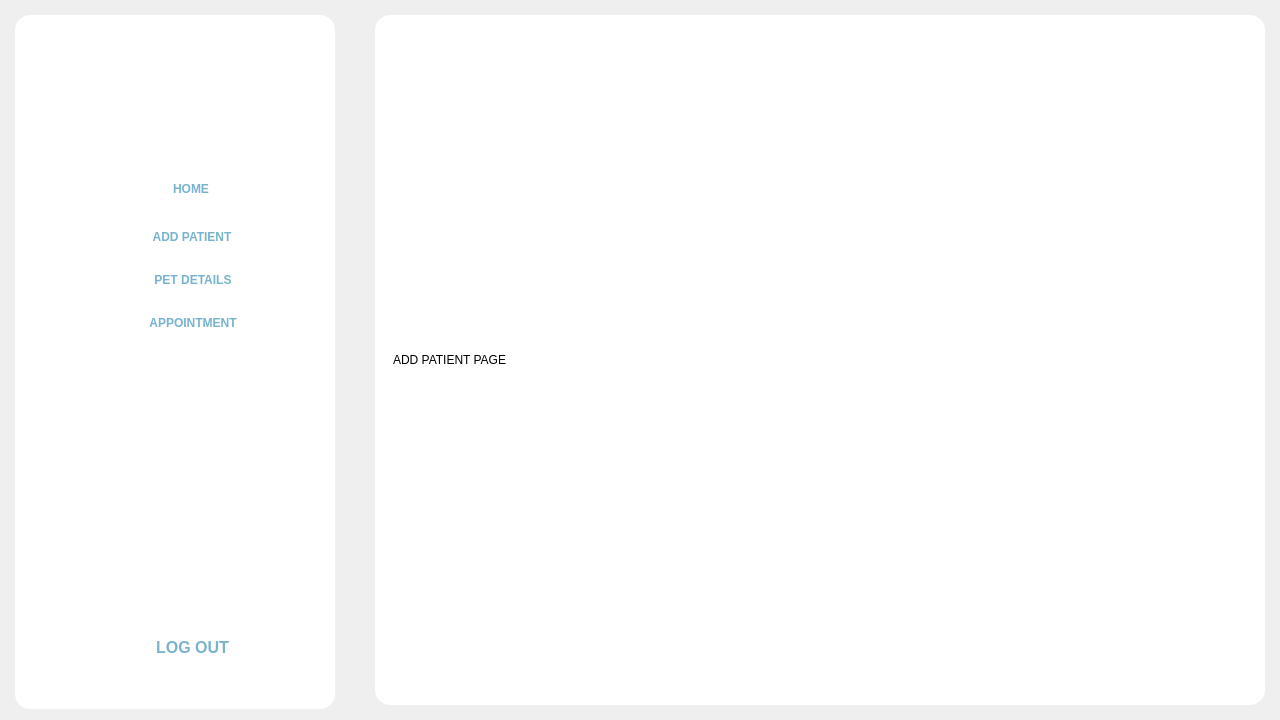
Old version of the form Frontend/Home.ui in the repository rmmln/Petmate-Desktop-Application.
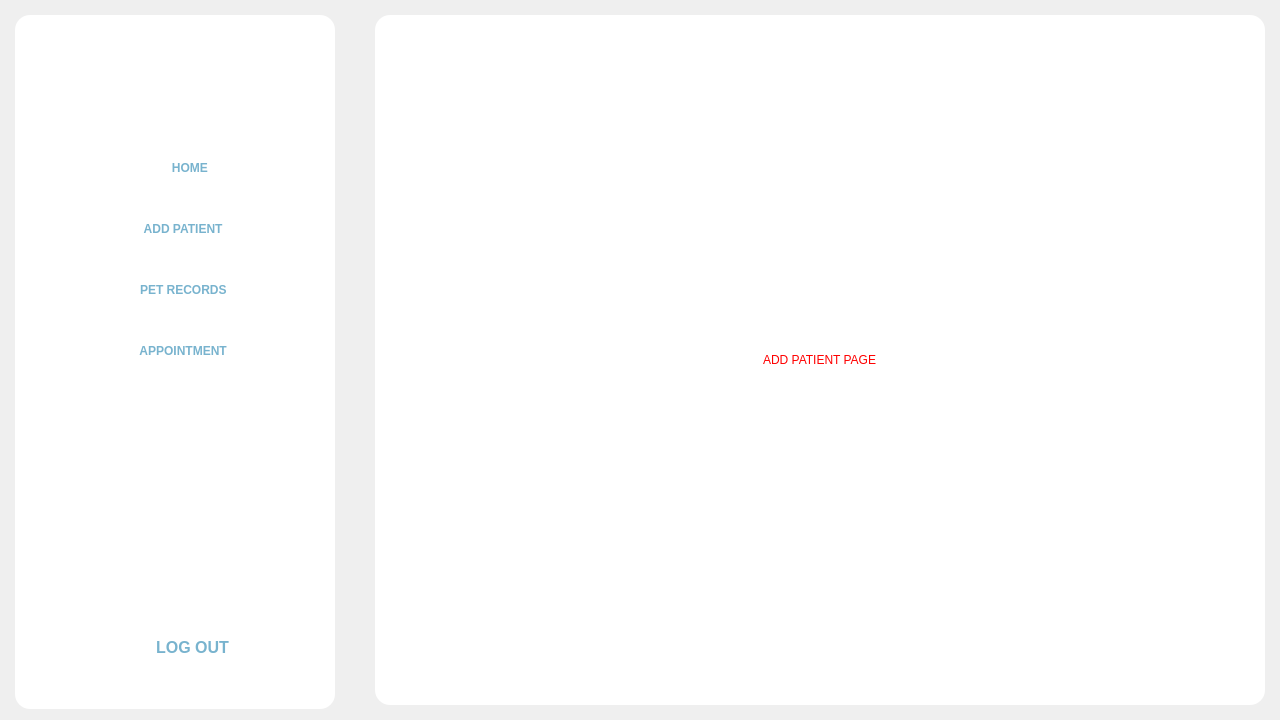
New version of the form. The open tabs and pages were chosen to show the change. Icons and pictures are not drawn.

The edit to the form file:
```diff
--- a/Frontend/Home.ui
+++ b/Frontend/Home.ui
@@ -136,23 +136,7 @@
          </property>
         </widget>
        </item>
-       <item>
-        <spacer name="verticalSpacer_3">
-         <property name="orientation">
-          <enum>Qt::Vertical</enum>
-         </property>
-         <property name="sizeType">
-          <enum>QSizePolicy::Minimum</enum>
-         </property>
-         <property name="sizeHint" stdset="0">
-          <size>
-           <width>20</width>
-           <height>28</height>
-          </size>
-         </property>
-        </spacer>
-       </item>
-       <item alignment="Qt::AlignHCenter">
+       <item alignment="Qt::AlignHCenter|Qt::AlignVCenter">
         <widget class="QFrame" name="Buttons">
          <property name="sizePolicy">
           <sizepolicy hsizetype="Expanding" vsizetype="Expanding">
@@ -163,13 +147,13 @@
          <property name="minimumSize">
           <size>
            <width>240</width>
-           <height>0</height>
+           <height>260</height>
           </size>
          </property>
          <property name="maximumSize">
           <size>
            <width>240</width>
-           <height>250</height>
+           <height>260</height>
           </size>
          </property>
          <property name="styleSheet">
@@ -181,268 +165,252 @@
           <enum>QFrame::NoFrame</enum>
          </property>
          <layout class="QVBoxLayout" name="verticalLayout">
+          <property name="leftMargin">
+           <number>0</number>
+          </property>
+          <property name="topMargin">
+           <number>0</number>
+          </property>
+          <property name="rightMargin">
+           <number>0</number>
+          </property>
+          <property name="bottomMargin">
+           <number>0</number>
+          </property>
           <item>
-           <widget class="QFrame" name="homeBtn">
-            <property name="maximumSize">
+           <widget class="QToolButton" name="homeBtn">
+            <property name="minimumSize">
              <size>
               <width>240</width>
-              <height>42</height>
+              <height>0</height>
              </size>
             </property>
-            <property name="styleSheet">
-             <string notr="true">QFrame{
-	width:240px;
-	height:42px;
-	border-radius: 15px;
-}
-
-QFrame:hover{
-	background-color: rgb(255, 241, 206);
-}</string>
+            <property name="maximumSize">
+             <size>
+              <width>200</width>
+              <height>16777215</height>
+             </size>
             </property>
-            <property name="frameShape">
-             <enum>QFrame::NoFrame</enum>
+            <property name="autoFillBackground">
+             <bool>false</bool>
             </property>
-            <layout class="QHBoxLayout" name="horizontalLayout_2">
-             <item>
-              <widget class="QLabel" name="label_3">
-               <property name="minimumSize">
-                <size>
-                 <width>26</width>
-                 <height>26</height>
-                </size>
-               </property>
-               <property name="maximumSize">
-                <size>
-                 <width>26</width>
-                 <height>26</height>
-                </size>
-               </property>
-               <property name="text">
-                <string/>
-               </property>
-               <property name="pixmap">
-                <pixmap resource="resource.qrc">:/Icons/Icons/home.png</pixmap>
-               </property>
-               <property name="scaledContents">
-                <bool>true</bool>
-               </property>
-              </widget>
-             </item>
-             <item>
-              <widget class="QPushButton" name="pushButton">
-               <property name="styleSheet">
-                <string notr="true">QPushButton{
-
+            <property name="styleSheet">
+             <string notr="true">QToolButton{
 	border:none;
 	background-color:transparent;
-	font: 87 14pt &quot;Montserrat Black&quot;;
+	font: 87 12pt &quot;Montserrat Black&quot;;
 	font-weight:bold;
 	color:#78B3CE;
-	
+	border-radius:15px;
+	padding:10;
+}
+QToolButton:hover{
+	background-color: rgb(255, 241, 206);
+
 }</string>
-               </property>
-               <property name="text">
-                <string>HOME</string>
-               </property>
-              </widget>
-             </item>
-            </layout>
+            </property>
+            <property name="text">
+             <string>         HOME</string>
+            </property>
+            <property name="icon">
+             <iconset resource="resource.qrc">
+              <normaloff>:/Icons/Icons/home.png</normaloff>:/Icons/Icons/home.png</iconset>
+            </property>
+            <property name="iconSize">
+             <size>
+              <width>25</width>
+              <height>25</height>
+             </size>
+            </property>
+            <property name="popupMode">
+             <enum>QToolButton::DelayedPopup</enum>
+            </property>
+            <property name="toolButtonStyle">
+             <enum>Qt::ToolButtonTextBesideIcon</enum>
+            </property>
+            <property name="autoRaise">
+             <bool>false</bool>
+            </property>
+            <property name="arrowType">
+             <enum>Qt::NoArrow</enum>
+            </property>
            </widget>
           </item>
           <item>
-           <widget class="QFrame" name="AddPatientBtn">
-            <property name="maximumSize">
+           <widget class="QToolButton" name="addPatientBtn">
+            <property name="minimumSize">
              <size>
               <width>240</width>
-              <height>42</height>
+              <height>0</height>
              </size>
             </property>
-            <property name="styleSheet">
-             <string notr="true">QFrame{
-	border-radius: 15px;
-}
-
-QFrame:hover{
-	background-color: rgb(255, 241, 206);
-}</string>
+            <property name="maximumSize">
+             <size>
+              <width>200</width>
+              <height>16777215</height>
+             </size>
             </property>
-            <property name="frameShape">
-             <enum>QFrame::NoFrame</enum>
+            <property name="autoFillBackground">
+             <bool>false</bool>
             </property>
-            <layout class="QHBoxLayout" name="horizontalLayout_3">
-             <item>
-              <widget class="QLabel" name="label_2">
-               <property name="minimumSize">
-                <size>
-                 <width>28</width>
-                 <height>28</height>
-                </size>
-               </property>
-               <property name="maximumSize">
-                <size>
-                 <width>28</width>
-                 <height>28</height>
-                </size>
-               </property>
-               <property name="text">
-                <string/>
-               </property>
-               <property name="pixmap">
-                <pixmap resource="resource.qrc">:/Icons/Icons/AddIcon.png</pixmap>
-               </property>
-               <property name="scaledContents">
-                <bool>true</bool>
-               </property>
-              </widget>
-             </item>
-             <item>
-              <widget class="QPushButton" name="pushButton_2">
-               <property name="styleSheet">
-                <string notr="true">QPushButton{
-
+            <property name="styleSheet">
+             <string notr="true">QToolButton{
 	border:none;
 	background-color:transparent;
-	font: 87 14pt &quot;Montserrat Black&quot;;
+	font: 87 12pt &quot;Montserrat Black&quot;;
 	font-weight:bold;
 	color:#78B3CE;
-	
+	border-radius:15px;
+	padding:10;
+}
+QToolButton:hover{
+	background-color: rgb(255, 241, 206);
+
 }</string>
-               </property>
-               <property name="text">
-                <string>ADD PATIENT</string>
-               </property>
-              </widget>
-             </item>
-            </layout>
+            </property>
+            <property name="text">
+             <string>     ADD PATIENT</string>
+            </property>
+            <property name="icon">
+             <iconset resource="resource.qrc">
+              <normaloff>:/Icons/Icons/AddIcon.png</normaloff>:/Icons/Icons/AddIcon.png</iconset>
+            </property>
+            <property name="iconSize">
+             <size>
+              <width>25</width>
+              <height>25</height>
+             </size>
+            </property>
+            <property name="popupMode">
+             <enum>QToolButton::DelayedPopup</enum>
+            </property>
+            <property name="toolButtonStyle">
+             <enum>Qt::ToolButtonTextBesideIcon</enum>
+            </property>
+            <property name="autoRaise">
+             <bool>false</bool>
+            </property>
+            <property name="arrowType">
+             <enum>Qt::NoArrow</enum>
+            </property>
            </widget>
           </item>
           <item>
-           <widget class="QFrame" name="petDetailsbtn">
-            <property name="maximumSize">
+           <widget class="QToolButton" name="petRecordsBtn">
+            <property name="minimumSize">
              <size>
               <width>240</width>
-              <height>42</height>
+              <height>0</height>
              </size>
             </property>
-            <property name="styleSheet">
-             <string notr="true">QFrame{
-	border-radius: 15px;
-}
-
-QFrame:hover{
-	background-color: rgb(255, 241, 206);
-}</string>
+            <property name="maximumSize">
+             <size>
+              <width>200</width>
+              <height>16777215</height>
+             </size>
             </property>
-            <property name="frameShape">
-             <enum>QFrame::NoFrame</enum>
+            <property name="autoFillBackground">
+             <bool>false</bool>
             </property>
-            <layout class="QHBoxLayout" name="horizontalLayout_4">
-             <item>
-              <widget class="QLabel" name="label_4">
-               <property name="maximumSize">
-                <size>
-                 <width>30</width>
-                 <height>30</height>
-                </size>
-               </property>
-               <property name="text">
-                <string/>
-               </property>
-               <property name="pixmap">
-                <pixmap resource="resource.qrc">:/Icons/Icons/petDetailsIcon.png</pixmap>
-               </property>
-               <property name="scaledContents">
-                <bool>true</bool>
-               </property>
-              </widget>
-             </item>
-             <item>
-              <widget class="QPushButton" name="pushButton_3">
-               <property name="styleSheet">
-                <string notr="true">QPushButton{
-
+            <property name="styleSheet">
+             <string notr="true">QToolButton{
 	border:none;
 	background-color:transparent;
-	font: 87 14pt &quot;Montserrat Black&quot;;
+	font: 87 12pt &quot;Montserrat Black&quot;;
 	font-weight:bold;
 	color:#78B3CE;
-	
+	border-radius:15px;
+	padding:10;
+}
+QToolButton:hover{
+	background-color: rgb(255, 241, 206);
+
 }</string>
-               </property>
-               <property name="text">
-                <string>PET DETAILS</string>
-               </property>
-              </widget>
-             </item>
-            </layout>
+            </property>
+            <property name="text">
+             <string>     PET RECORDS</string>
+            </property>
+            <property name="icon">
+             <iconset resource="resource.qrc">
+              <normaloff>:/Icons/Icons/petDetailsIcon.png</normaloff>:/Icons/Icons/petDetailsIcon.png</iconset>
+            </property>
+            <property name="iconSize">
+             <size>
+              <width>25</width>
+              <height>25</height>
+             </size>
+            </property>
+            <property name="popupMode">
+             <enum>QToolButton::DelayedPopup</enum>
+            </property>
+            <property name="toolButtonStyle">
+             <enum>Qt::ToolButtonTextBesideIcon</enum>
+            </property>
+            <property name="autoRaise">
+             <bool>false</bool>
+            </property>
+            <property name="arrowType">
+             <enum>Qt::NoArrow</enum>
+            </property>
            </widget>
           </item>
           <item>
-           <widget class="QFrame" name="frame_6">
-            <property name="maximumSize">
+           <widget class="QToolButton" name="appointmentBtn">
+            <property name="minimumSize">
              <size>
               <width>240</width>
-              <height>42</height>
+              <height>0</height>
              </size>
             </property>
-            <property name="styleSheet">
-             <string notr="true">QFrame{
-	border-radius: 15px;
-}
-
-QFrame:hover{
-	background-color: rgb(255, 241, 206);
-}</string>
+            <property name="maximumSize">
+             <size>
+              <width>200</width>
+              <height>16777215</height>
+             </size>
             </property>
-            <property name="frameShape">
-             <enum>QFrame::NoFrame</enum>
+            <property name="autoFillBackground">
+             <bool>false</bool>
             </property>
-            <layout class="QHBoxLayout" name="horizontalLayout_5">
-             <item>
-              <widget class="QLabel" name="label_5">
-               <property name="minimumSize">
-                <size>
-                 <width>30</width>
-                 <height>30</height>
-                </size>
-               </property>
-               <property name="maximumSize">
-                <size>
-                 <width>30</width>
-                 <height>30</height>
-                </size>
-               </property>
-               <property name="text">
-                <string/>
-               </property>
-               <property name="pixmap">
-                <pixmap resource="resource.qrc">:/Icons/Icons/AppointmentIcon.png</pixmap>
-               </property>
-               <property name="scaledContents">
-                <bool>true</bool>
-               </property>
-              </widget>
-             </item>
-             <item>
-              <widget class="QPushButton" name="pushButton_4">
-               <property name="styleSheet">
-                <string notr="true">QPushButton{
-
+            <property name="styleSheet">
+             <string notr="true">QToolButton{
 	border:none;
 	background-color:transparent;
-	font: 87 13pt &quot;Montserrat Black&quot;;
+	font: 87 12pt &quot;Montserrat Black&quot;;
 	font-weight:bold;
 	color:#78B3CE;
-	
+	border-radius:15px;
+	padding:10;
+}
+QToolButton:hover{
+	background-color: rgb(255, 241, 206);
+
 }</string>
-               </property>
-               <property name="text">
-                <string>APPOINTMENT</string>
-               </property>
-              </widget>
-             </item>
-            </layout>
+            </property>
+            <property name="text">
+             <string>     APPOINTMENT</string>
+            </property>
+            <property name="icon">
+             <iconset resource="resource.qrc">
+              <normaloff>:/Icons/Icons/AppointmentIcon.png</normaloff>:/Icons/Icons/AppointmentIcon.png</iconset>
+            </property>
+            <property name="iconSize">
+             <size>
+              <width>25</width>
+              <height>25</height>
+             </size>
+            </property>
+            <property name="popupMode">
+             <enum>QToolButton::DelayedPopup</enum>
+            </property>
+            <property name="toolButtonStyle">
+             <enum>Qt::ToolButtonTextBesideIcon</enum>
+            </property>
+            <property name="autoRaise">
+             <bool>false</bool>
+            </property>
+            <property name="arrowType">
+             <enum>Qt::NoArrow</enum>
+            </property>
            </widget>
           </item>
          </layout>
@@ -1084,17 +1052,42 @@
           </layout>
          </widget>
          <widget class="QWidget" name="AddpatientPage">
+          <property name="styleSheet">
+           <string notr="true">QWidget{
+	background:transparent;
+
+}</string>
+          </property>
           <layout class="QVBoxLayout" name="verticalLayout_9">
-           <item>
-            <widget class="QLabel" name="label_11">
+           <item alignment="Qt::AlignHCenter|Qt::AlignVCenter">
+            <widget class="QFrame" name="frame_2">
              <property name="styleSheet">
-              <string notr="true">QLabel{
-font: 81 36pt &quot;Montserrat ExtraBold&quot;;
+              <string notr="true">QFrame{
+	background:transparent;
+
 }</string>
              </property>
-             <property name="text">
-              <string>ADD PATIENT PAGE</string>
+             <property name="frameShape">
+              <enum>QFrame::StyledPanel</enum>
              </property>
+             <property name="frameShadow">
+              <enum>QFrame::Raised</enum>
+             </property>
+             <layout class="QVBoxLayout" name="verticalLayout_11">
+              <item>
+               <widget class="QLabel" name="label_11">
+                <property name="styleSheet">
+                 <string notr="true">QLabel{
+	font: 81 36pt &quot;Montserrat ExtraBold&quot;;
+	color:red;
+}</string>
+                </property>
+                <property name="text">
+                 <string>ADD PATIENT PAGE</string>
+                </property>
+               </widget>
+              </item>
+             </layout>
             </widget>
            </item>
           </layout>
```
Left out of the diff: 4 changed lines with no effect on the pictures.
